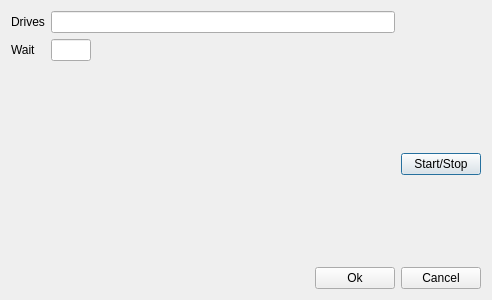
First picture: the form in assets/ui/settings.ui, repository joaonc/hd_active, before the edit.
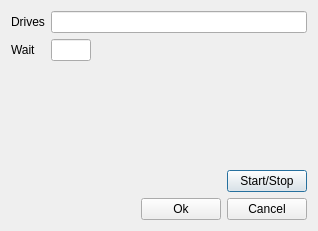
Second picture: the form after the edit.

What changed in the file:
```diff
--- a/assets/ui/settings.ui
+++ b/assets/ui/settings.ui
@@ -6,14 +6,14 @@
    <rect>
     <x>0</x>
     <y>0</y>
-    <width>492</width>
-    <height>300</height>
+    <width>318</width>
+    <height>231</height>
    </rect>
   </property>
   <property name="minimumSize">
    <size>
     <width>300</width>
-    <height>200</height>
+    <height>150</height>
    </size>
   </property>
   <property name="maximumSize">
@@ -25,8 +25,8 @@
   <property name="windowTitle">
    <string>HD Active</string>
   </property>
-  <layout class="QGridLayout" name="gridLayout_2">
-   <item row="0" column="0">
+  <layout class="QVBoxLayout" name="verticalLayout">
+   <item>
     <layout class="QGridLayout" name="gridLayout">
      <property name="sizeConstraint">
       <enum>QLayout::SetDefaultConstraint</enum>
@@ -66,14 +66,44 @@
      </item>
     </layout>
    </item>
-   <item row="1" column="1">
+   <item>
+    <spacer name="verticalSpacer">
+     <property name="orientation">
+      <enum>Qt::Vertical</enum>
+     </property>
+     <property name="sizeHint" stdset="0">
+      <size>
+       <width>20</width>
+       <height>40</height>
+      </size>
+     </property>
+    </spacer>
+   </item>
+   <item>
+    <layout class="QHBoxLayout" name="horizontalLayout_2">
+     <item>
+      <spacer name="horizontalSpacer_2">
+       <property name="orientation">
+        <enum>Qt::Horizontal</enum>
+       </property>
+       <property name="sizeHint" stdset="0">
+        <size>
+         <width>40</width>
+         <height>20</height>
+        </size>
+       </property>
+      </spacer>
+     </item>
+     <item>
     <widget class="QPushButton" name="change_state_button">
      <property name="text">
       <string>Start/Stop</string>
      </property>
     </widget>
    </item>
-   <item row="2" column="0" colspan="2">
+    </layout>
+   </item>
+   <item>
     <layout class="QHBoxLayout" name="horizontalLayout">
      <item>
       <spacer name="horizontalSpacer">
@@ -107,19 +137,6 @@
      </item>
     </layout>
    </item>
-   <item row="1" column="0">
-    <spacer name="verticalSpacer">
-     <property name="orientation">
-      <enum>Qt::Vertical</enum>
-     </property>
-     <property name="sizeHint" stdset="0">
-      <size>
-       <width>20</width>
-       <height>40</height>
-      </size>
-     </property>
-    </spacer>
-   </item>
   </layout>
  </widget>
  <tabstops>
```
Lines whose indentation alone changed are shown as unchanged.
